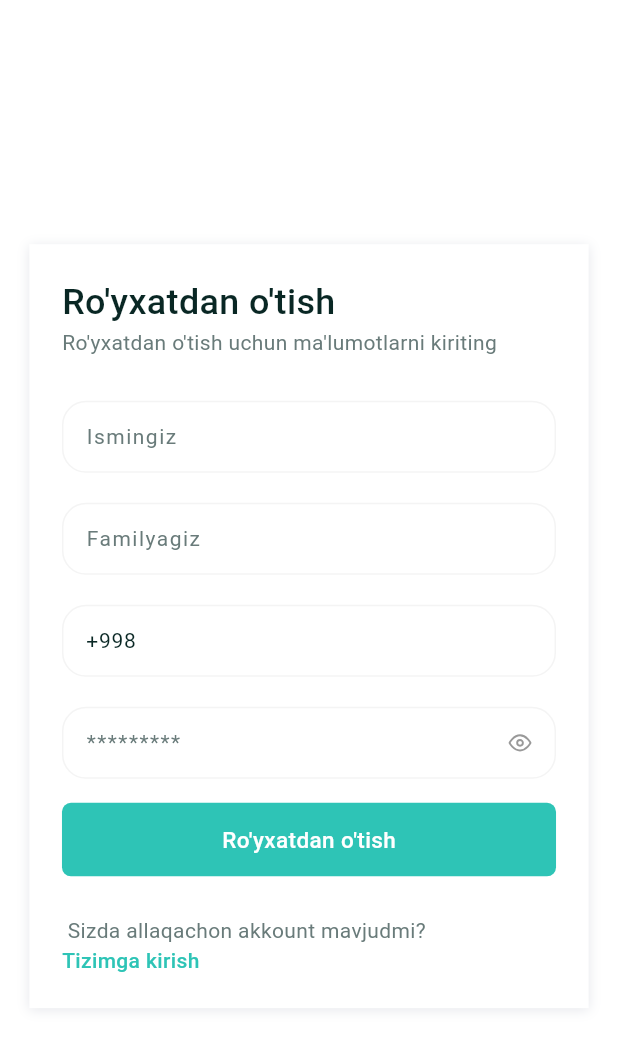
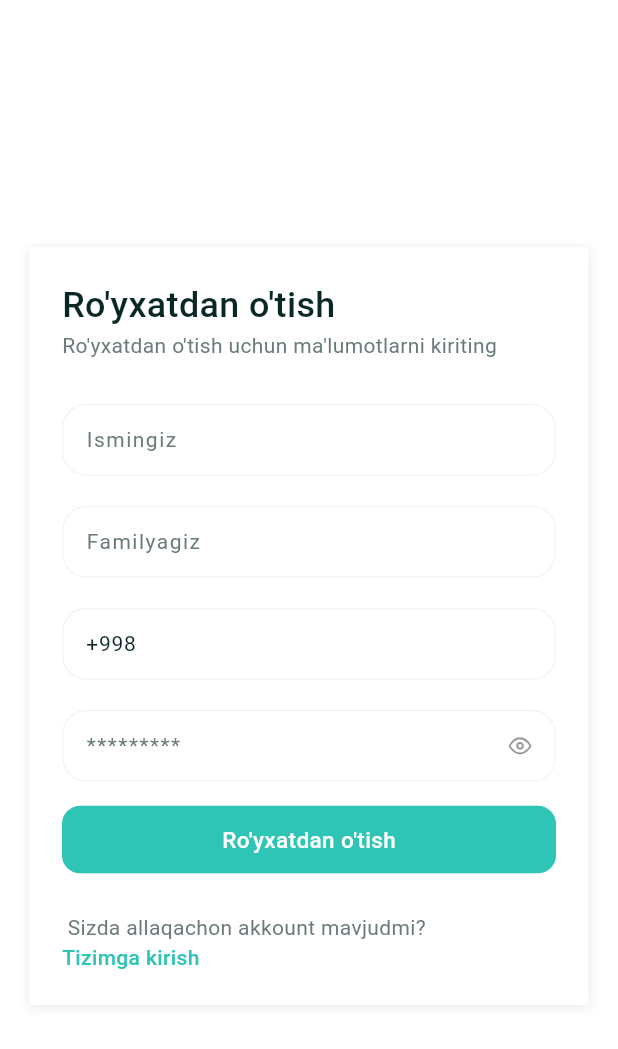
Before and after one commit to bobobekturdiyev/math_app, a Flutter app: the RegisterScreen screen opened by its route, on a phone screen of 412 x 824 dp. Shown: the top 1049 px of the screen. Run offline on Flutter 3.47's test engine with Material 3 defaults, Android fonts, the phone set to English and light mode, and no system bars; our stand-ins replace auto_route, bloc, cached_network_image, chewie, dio, easy_localization and 14 more; missing offline and left inert: restart_app; accounts and stored records are empty; generated files the repository leaves out were written again; network calls fail; Roboto replaces fonts that are missing (Poppins); project files that could hold a hidden picture were left out.

Commit message:
change: border radius && verticalPadding

```diff
--- a/lib/core/widgets/w_button.dart
+++ b/lib/core/widgets/w_button.dart
@@ -24,9 +24,9 @@ class WButton extends StatefulWidget {
     required this.text,
     required this.onTap,
     this.color = AppColors.primaryColor,
-    this.borderRadius = 6.0,
+    this.borderRadius = 12.0,
     this.showLoader = false,
-    this.verticalPadding = 14,
+    this.verticalPadding = 12,
     this.horizontalPadding = 16,
     this.buttonType = ButtonType.filled,
     this.child,
```
